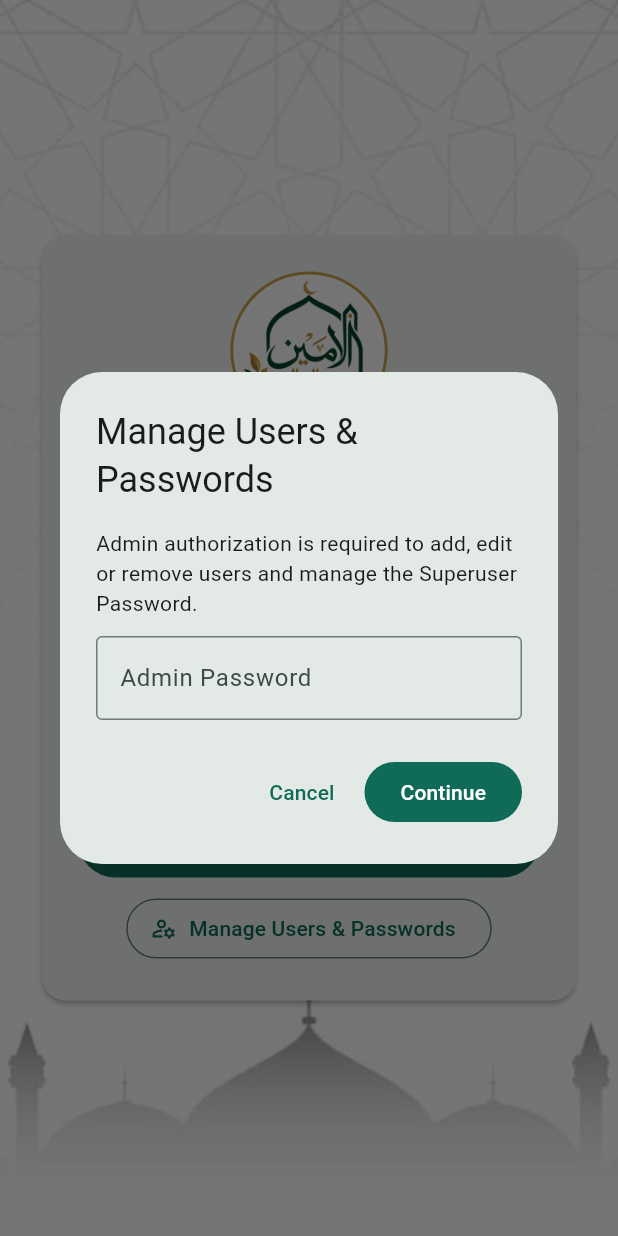
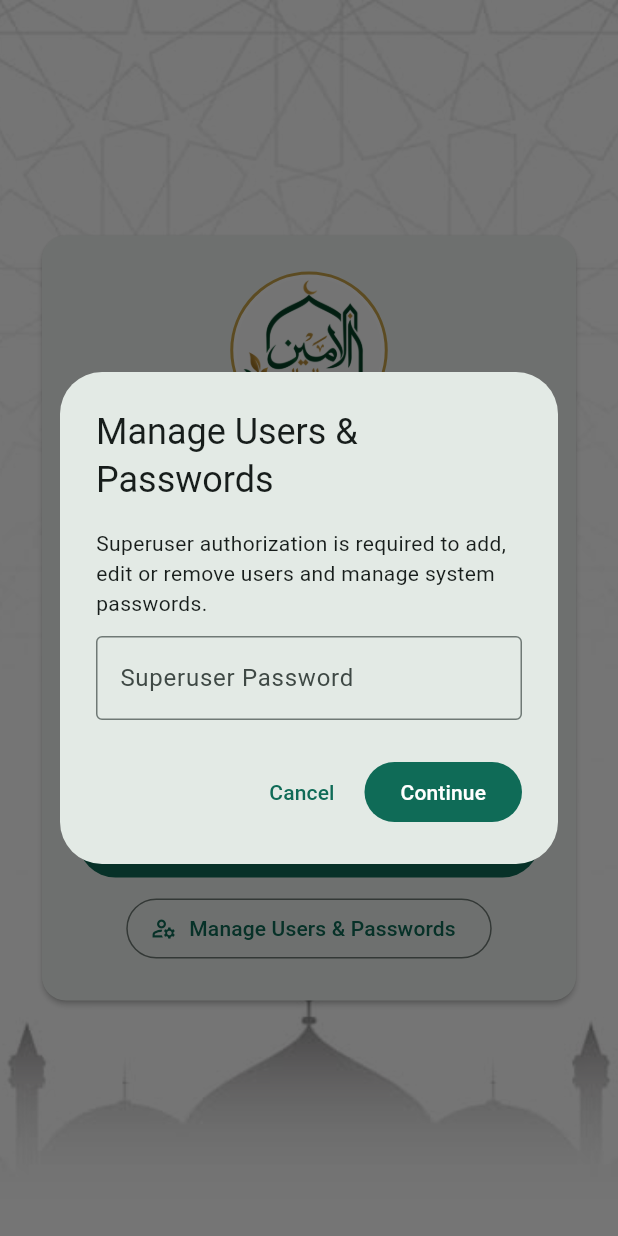
Before and after one commit to tasleemarifclb3-blip/AABM, a Flutter app: the screen it shows after launch, after a tap on "Manage Users & Passwords", on a phone screen of 412 x 824 dp. Run offline on Flutter 3.47's test engine with Material 3 defaults, Android fonts, the light colour scheme and no system bars; our stand-ins replace cloud_firestore, cross_file, drift, drift_flutter, file_picker, firebase_auth and 5 more; accounts and stored records are empty; generated files the repository leaves out were written again; network calls fail; key blocks and very long unbroken strings in the code were emptied for the run.

Commit message:
Update security.dart
password changes2

```diff
--- a/lib/screens/security.dart
+++ b/lib/screens/security.dart
@@ -262,10 +262,10 @@ class _LoginPageState extends State<LoginPage> {
   }
 
   Future<void> _manageUsers() async {
-    final ok = await requireAdminPassword(
+    final ok = await requireSuperuserPassword(
       context,
       title: 'Manage Users & Passwords',
-      message: 'Admin authorization is required to add, edit or remove users and manage the Superuser Password.',
+      message: 'Superuser authorization is required to add, edit or remove users and manage system passwords.',
     );
     if (!mounted || !ok) return;
     await Navigator.of(context).push(MaterialPageRoute(builder: (_) => const UserManagementPage()));
@@ -432,14 +432,14 @@ class _UserManagementPageState extends State<UserManagementPage> {
       builder: (_) => AlertDialog(
         title: const Text('Change Superuser Password'),
         content: Column(mainAxisSize: MainAxisSize.min, children: [
-          TextField(controller: old, obscureText: true, keyboardType: TextInputType.number, decoration: const InputDecoration(labelText: 'Admin Password', border: OutlineInputBorder())),
+          TextField(controller: old, obscureText: true, keyboardType: TextInputType.number, decoration: const InputDecoration(labelText: 'Current Superuser Password', border: OutlineInputBorder())),
           const SizedBox(height: 12),
           TextField(controller: next, obscureText: true, maxLength: 4, keyboardType: TextInputType.number, decoration: const InputDecoration(labelText: 'New 4-digit password', border: OutlineInputBorder())),
         ]),
         actions: [
           TextButton(onPressed: () => Navigator.pop(context), child: const Text('Cancel')),
           FilledButton(onPressed: () {
-            if (!verifyAdminPassword(old.text.trim()) || !RegExp(r'^\d{4}$').hasMatch(next.text.trim())) return;
+            if (!verifySuperuserPassword(old.text.trim()) || !RegExp(r'^\d{4}$').hasMatch(next.text.trim())) return;
             Navigator.pop(context, next.text.trim());
           }, child: const Text('Change')),
         ],
```
